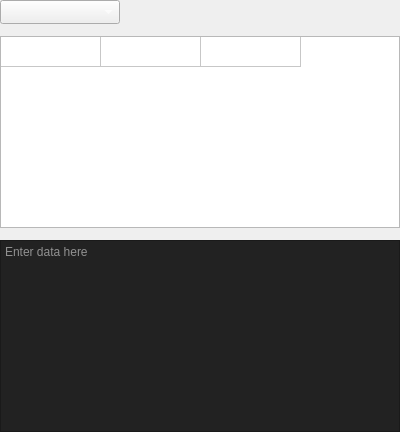
The window that Widgets/requestdatainputwidget.ui (ivanmaslyuk/RestTester) describes before a commit, drawn with Qt 5.
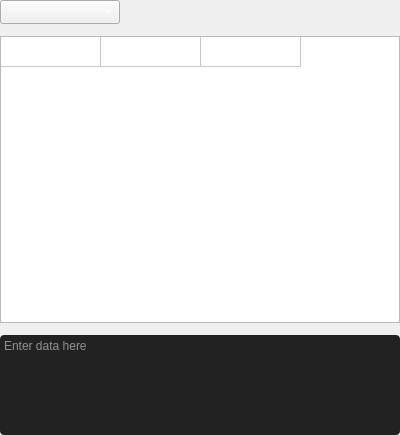
The same window after the commit. Custom widgets are drawn as their Qt base class.

```diff
--- a/Widgets/requestdatainputwidget.ui
+++ b/Widgets/requestdatainputwidget.ui
@@ -7,7 +7,7 @@
     <x>0</x>
     <y>0</y>
     <width>400</width>
-    <height>300</height>
+    <height>435</height>
    </rect>
   </property>
   <property name="windowTitle">
@@ -100,9 +100,22 @@
        <verstretch>0</verstretch>
       </sizepolicy>
      </property>
+     <property name="maximumSize">
+      <size>
+       <width>16777215</width>
+       <height>100</height>
+      </size>
+     </property>
+     <property name="baseSize">
+      <size>
+       <width>0</width>
+       <height>0</height>
+      </size>
+     </property>
      <property name="styleSheet">
       <string notr="true">background: #222;
-color: white;</string>
+color: white;
+border-radius: 4px;</string>
      </property>
      <property name="placeholderText">
       <string>Enter data here</string>
```
